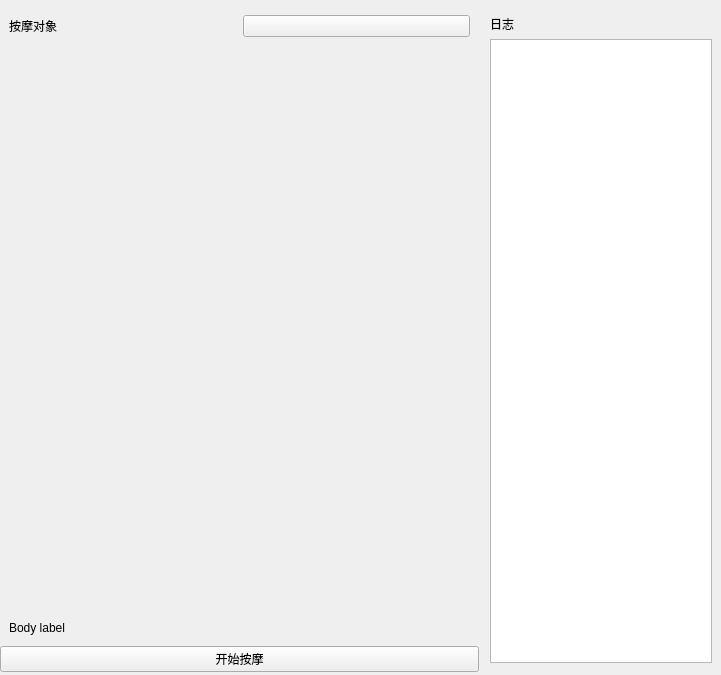
Above: app/ui/additional_features_interface.ui from LaoZhuJackson/SnowbreakAutoAssistant before the change. Below: the same form after it.
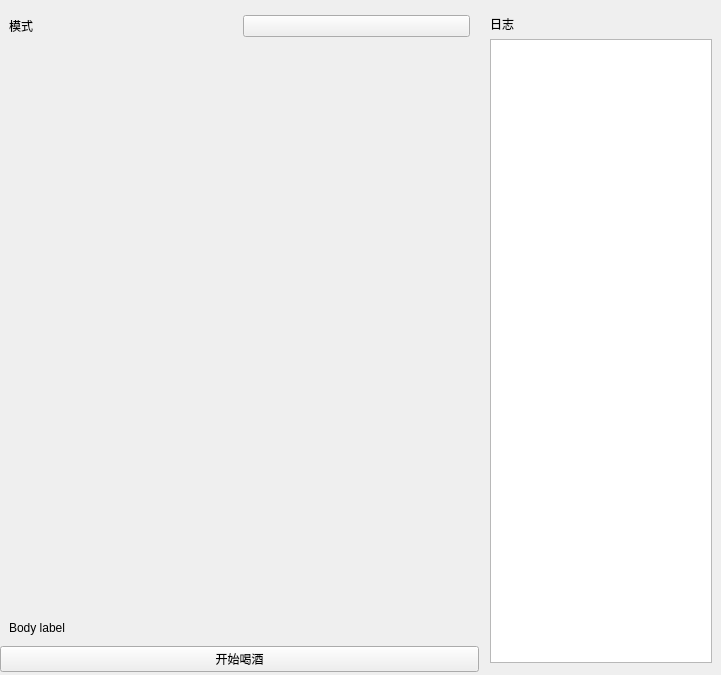
That is the form after the change. Custom widgets are drawn as their Qt base class.

The edit to the form file:
```diff
--- a/app/ui/additional_features_interface.ui
+++ b/app/ui/additional_features_interface.ui
@@ -29,7 +29,7 @@
    <item row="1" column="0">
     <widget class="QStackedWidget" name="stackedWidget">
      <property name="currentIndex">
-         <number>6</number>
+         <number>7</number>
      </property>
      <widget class="QWidget" name="page_fishing">
       <layout class="QGridLayout" name="gridLayout_2" rowstretch="0,0,0" columnstretch="2,1">
@@ -1040,6 +1040,104 @@
                 </item>
             </layout>
         </widget>
+        <widget class="QWidget" name="page_card">
+            <layout class="QGridLayout" name="gridLayout_25" columnstretch="2,1">
+                <property name="leftMargin">
+                    <number>0</number>
+                </property>
+                <property name="topMargin">
+                    <number>0</number>
+                </property>
+                <property name="rightMargin">
+                    <number>0</number>
+                </property>
+                <property name="bottomMargin">
+                    <number>0</number>
+                </property>
+                <property name="spacing">
+                    <number>2</number>
+                </property>
+                <item row="0" column="0">
+                    <widget class="SimpleCardWidget" name="SimpleCardWidget_card">
+                        <layout class="QGridLayout" name="gridLayout_23">
+                            <item row="1" column="0" colspan="2">
+                                <widget class="BodyLabel" name="BodyLabel_tip_action_6">
+                                    <property name="text">
+                                        <string/>
+                                    </property>
+                                    <property name="textFormat">
+                                        <enum>Qt::MarkdownText</enum>
+                                    </property>
+                                </widget>
+                            </item>
+                            <item row="0" column="0">
+                                <widget class="BodyLabel" name="BodyLabel_31">
+                                    <property name="text">
+                                        <string>模式</string>
+                                    </property>
+                                </widget>
+                            </item>
+                            <item row="2" column="0">
+                                <spacer name="verticalSpacer_9">
+                                    <property name="orientation">
+                                        <enum>Qt::Vertical</enum>
+                                    </property>
+                                    <property name="sizeHint" stdset="0">
+                                        <size>
+                                            <width>20</width>
+                                            <height>40</height>
+                                        </size>
+                                    </property>
+                                </spacer>
+                            </item>
+                            <item row="0" column="1">
+                                <widget class="ComboBox" name="ComboBox_card_mode"/>
+                            </item>
+                            <item row="3" column="0" colspan="2">
+                                <widget class="BodyLabel" name="BodyLabel_tip_card">
+                                    <property name="text">
+                                        <string>Body label</string>
+                                    </property>
+                                    <property name="textFormat">
+                                        <enum>Qt::MarkdownText</enum>
+                                    </property>
+                                </widget>
+                            </item>
+                        </layout>
+                    </widget>
+                </item>
+                <item row="0" column="1" rowspan="2">
+                    <widget class="SimpleCardWidget" name="SimpleCardWidget_8">
+                        <layout class="QGridLayout" name="gridLayout_24">
+                            <item row="0" column="0">
+                                <widget class="TitleLabel" name="TitleLabel_7">
+                                    <property name="text">
+                                        <string>日志</string>
+                                    </property>
+                                </widget>
+                            </item>
+                            <item row="1" column="0">
+                                <widget class="QTextBrowser" name="textBrowser_log_card">
+                                    <property name="styleSheet">
+                                        <string notr="true"/>
+                                    </property>
+                                    <property name="verticalScrollBarPolicy">
+                                        <enum>Qt::ScrollBarAlwaysOff</enum>
+                                    </property>
+                                </widget>
+                            </item>
+                        </layout>
+                    </widget>
+                </item>
+                <item row="1" column="0">
+                    <widget class="PushButton" name="PushButton_start_drink">
+                        <property name="text">
+                            <string>开始喝酒</string>
+                        </property>
+                    </widget>
+                </item>
+            </layout>
+        </widget>
     </widget>
    </item>
       <item row="0" column="0">
```
